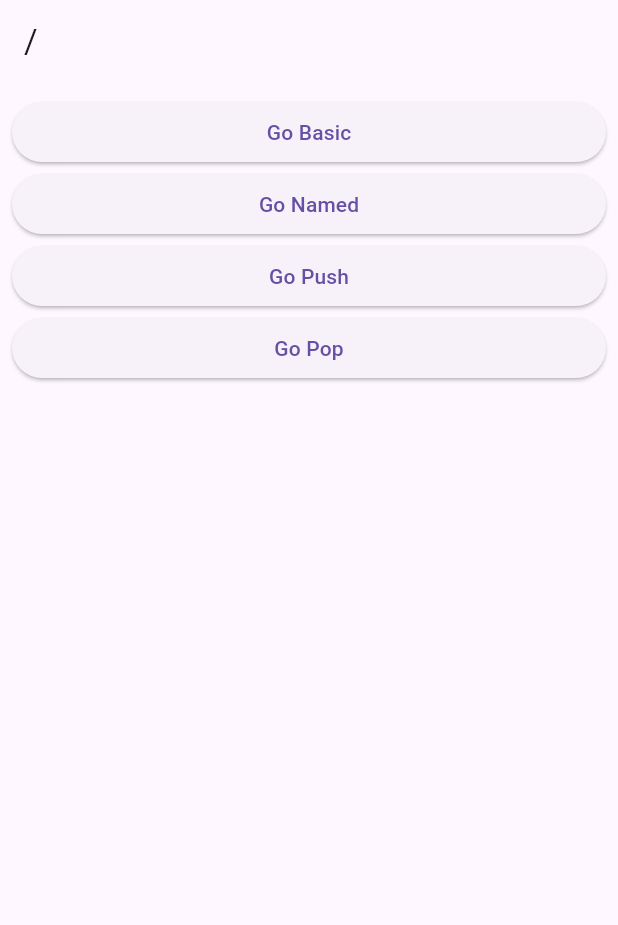
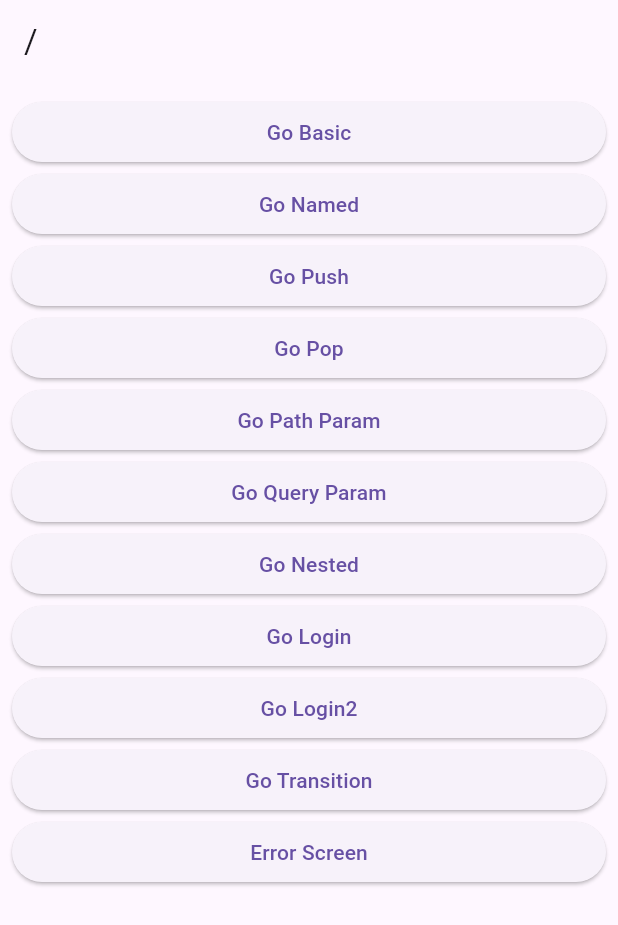
Before and after one commit to jia5232/Go_router_exercise, a Flutter app: the screen it shows after launch, on a phone screen of 412 x 824 dp. Shown: the top 925 px of the screen. Run offline on Flutter 3.47's test engine with Material 3 defaults, Android fonts, the phone set to English and light mode, and no system bars; our stand-ins replace go_router.

Commit message:
20240204

```diff
--- a/lib/route/router.dart
+++ b/lib/route/router.dart
@@ -1,12 +1,44 @@
+import 'package:flutter/cupertino.dart';
 import 'package:go_router/go_router.dart';
+import 'package:go_router_v7/screens/10_transition_screen_1.dart';
+import 'package:go_router_v7/screens/10_transition_screen_2.dart';
+import 'package:go_router_v7/screens/11_error_screen.dart';
 import 'package:go_router_v7/screens/1_basic_screen.dart';
 import 'package:go_router_v7/screens/2_named_screen.dart';
 import 'package:go_router_v7/screens/3_push_screen.dart';
 import 'package:go_router_v7/screens/4_pop_base_screen.dart';
 import 'package:go_router_v7/screens/5_pop_return_screen.dart';
+import 'package:go_router_v7/screens/6_path_param_screen.dart';
+import 'package:go_router_v7/screens/7_query_param_screen.dart';
+import 'package:go_router_v7/screens/8_nested_child_screen.dart';
+import 'package:go_router_v7/screens/8_nested_screen.dart';
+import 'package:go_router_v7/screens/9_login_screen.dart';
+import 'package:go_router_v7/screens/9_private_screen.dart';
 import 'package:go_router_v7/screens/root_screen.dart';
 
+// 로그인이 됐는지 여부
+bool authstate = false;
+
 final router = GoRouter(
+  // 1. Global level Redirect
+  redirect: (context, state) {
+    // return path(String값) -> 해당 라우트로 이동한다.
+    // return null -> 원래 이동하려던 라우트로 이동한다.
+    if (state.location == '/login/private' && !authstate) {
+      // 이동하려던 위치가 '/login/private'이고 로그인이 안된 상태면 '/login'으로 이동
+      return '/login';
+    }
+    return null; // 그렇지 않으면 이동하려던 곳으로 이동해라.
+  },
+
+  // 에러
+  errorBuilder: (context, state){
+    return ErrorScreen(error: state.error.toString());
+  },
+
+  // 로그 확인 옵션
+  debugLogDiagnostics: true,
+
   routes: [
     GoRoute(
       path: '/',
@@ -44,6 +76,99 @@ final router = GoRouter(
                 }),
           ],
         ),
+        GoRoute(
+          path: 'path_param/:id', // 뒤에 오는 값들을 id 변수로 받아서 사용
+          builder: (context, state) {
+            return PathParamScreen();
+          },
+          routes: [
+            GoRoute(
+                path: ':name',
+                builder: (context, state) {
+                  return PathParamScreen();
+                }),
+          ],
+        ),
+        GoRoute(
+          path: 'query_param',
+          builder: (context, state) {
+            return QueryParamScreen();
+          },
+        ),
+        ShellRoute(
+          builder: (context, state, child) {
+            return NestedScreen(child: child);
+          },
+          routes: [
+            GoRoute(
+              path: 'nested/a',
+              builder: (_, state) => NestedChildScreen(
+                routeName: 'nested/a',
+              ),
+            ),
+            GoRoute(
+              path: 'nested/b',
+              builder: (_, state) => NestedChildScreen(
+                routeName: 'nested/b',
+              ),
+            ),
+            GoRoute(
+              path: 'nested/c',
+              builder: (_, state) => NestedChildScreen(
+                routeName: 'nested/c',
+              ),
+            ),
+          ],
+        ),
+        GoRoute(
+          path: 'login',
+          builder: (_, state) => LoginScreen(),
+          routes: [
+            GoRoute(
+              path: 'private',
+              builder: (_, state) => PrivateScreen(),
+            ),
+          ],
+        ),
+        GoRoute(
+          path: 'login2',
+          builder: (_, state) => LoginScreen(),
+          routes: [
+            GoRoute(
+                path: 'private',
+                builder: (_, state) => PrivateScreen(),
+                // 2. Route level redirect
+                redirect: (context, state) {
+                  if (!authstate) {
+                    return '/login2';
+                  }
+                  return null;
+                }),
+          ],
+        ),
+        GoRoute(
+          path: 'transition',
+          builder: (_, state) => TransitionScreenOne(),
+          routes: [
+            GoRoute(
+              path: 'detail',
+              // builder: (_, state) => TransitionScreenTwo(),
+              // builder 대신 pageBuilder로 애니메이션 효과 가능.
+              pageBuilder: (_, state) => CustomTransitionPage(
+                child: TransitionScreenTwo(),
+                transitionDuration: Duration(seconds: 1),
+                transitionsBuilder:
+                    (context, animation, secondaryAnimation, child) {
+                  // FadeTransition, ScaleTransition, RotationTransition ...
+                  return FadeTransition(
+                    opacity: animation, // 0->1
+                    child: child,
+                  );
+                },
+              ),
+            ),
+          ],
+        ),
       ],
     ),
   ],
--- /dev/null
+++ b/lib/screens/6_path_param_screen.dart
@@ -0,0 +1,24 @@
+import 'package:flutter/material.dart';
+import 'package:go_router/go_router.dart';
+import 'package:go_router_v7/layout/default_layout.dart';
+
+class PathParamScreen extends StatelessWidget {
+  const PathParamScreen({super.key});
+
+  @override
+  Widget build(BuildContext context) {
+    return DefaultLayout(
+      body: ListView(
+        children: [
+          Text('Path Param: ${GoRouterState.of(context).pathParameters}'),
+          ElevatedButton(
+            onPressed: () {
+              context.go('/path_param/456/jia');
+            },
+            child: Text('Path Param'),
+          ),
+        ],
+      ),
+    );
+  }
+}
--- a/lib/screens/root_screen.dart
+++ b/lib/screens/root_screen.dart
@@ -34,6 +34,48 @@ class RootScreen extends StatelessWidget {
             },
             child: Text('Go Pop'),
           ),
+          ElevatedButton(
+            onPressed: (){
+              context.go('/path_param/456');
+            },
+            child: Text('Go Path Param'),
+          ),
+          ElevatedButton(
+            onPressed: (){
+              context.go('/query_param');
+            },
+            child: Text('Go Query Param'),
+          ),
+          ElevatedButton(
+            onPressed: (){
+              context.go('/nested/a');
+            },
+            child: Text('Go Nested'),
+          ),
+          ElevatedButton(
+            onPressed: (){
+              context.go('/login');
+            },
+            child: Text('Go Login'),
+          ),
+          ElevatedButton(
+            onPressed: (){
+              context.go('/login2');
+            },
+            child: Text('Go Login2'),
+          ),
+          ElevatedButton(
+            onPressed: (){
+              context.go('/transition');
+            },
+            child: Text('Go Transition'),
+          ),
+          ElevatedButton(
+            onPressed: (){
+              context.go('/error');
+            },
+            child: Text('Error Screen'),
+          ),
         ],
       ),
     );
```
Also changed, not shown: lib/screens/10_transition_screen_1.dart (added, +26 -0 lines), lib/screens/10_transition_screen_2.dart (added, +26 -0 lines), lib/screens/11_error_screen.dart (added, +33 -0 lines), lib/screens/7_query_param_screen.dart (added, +33 -0 lines), lib/screens/8_nested_child_screen.dart (added, +17 -0 lines), lib/screens/8_nested_screen.dart (added, +57 -0 lines), lib/screens/9_login_screen.dart (added, +42 -0 lines), lib/screens/9_private_screen.dart (added, +15 -0 lines).
